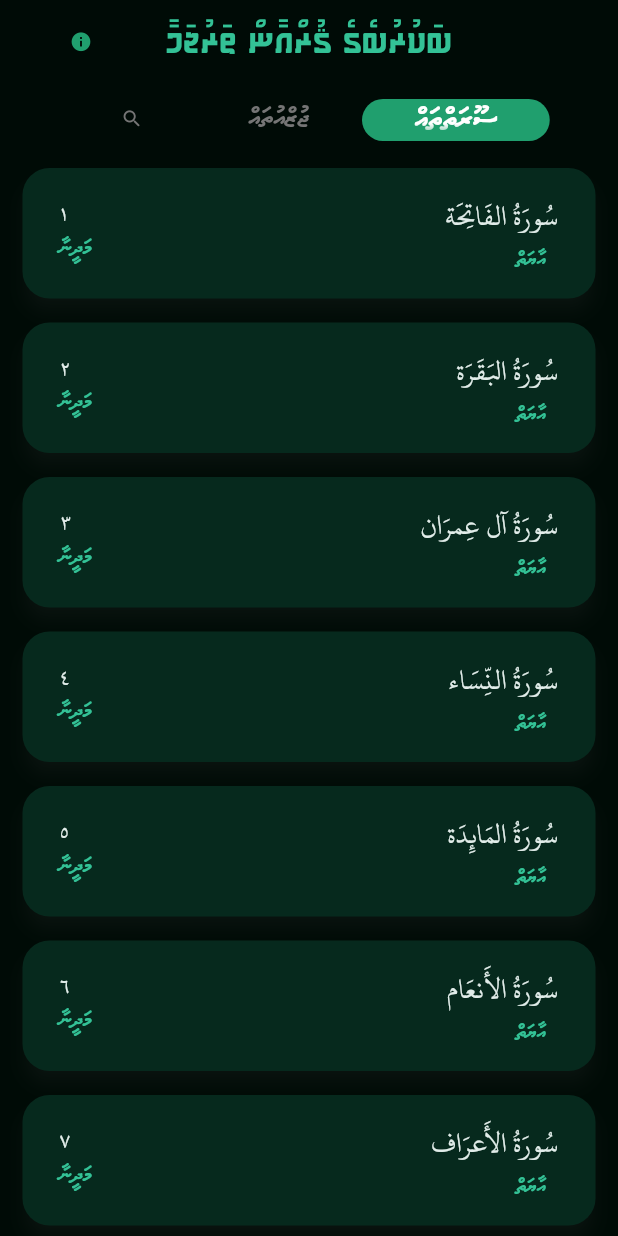
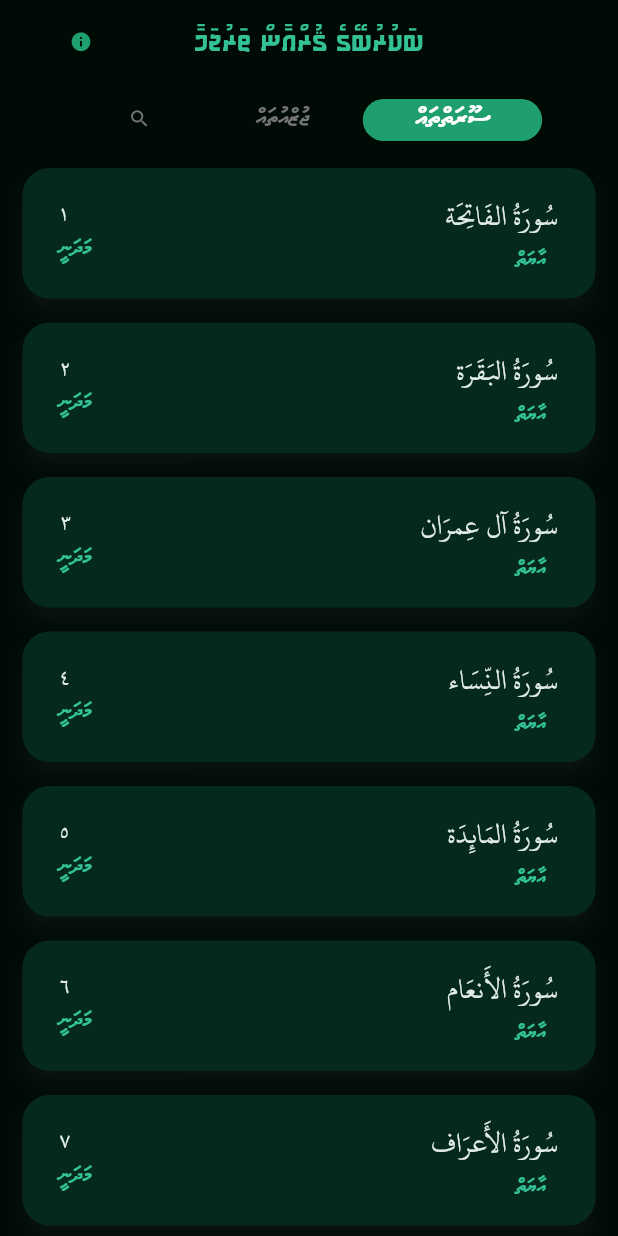
Before and after one commit to ahsam-hs/bakurubey_tharujama, a Flutter app: the screen it shows after launch, on a phone screen of 412 x 824 dp. Run offline on Flutter 3.47's test engine with Material 2 defaults, Android fonts, the phone set to English and light mode, and no system bars; our stand-ins replace expandable; missing offline and left inert: quran, splash_screen_view; Roboto replaces fonts that are missing (times).

Commit message:
icon added

```diff
--- a/lib/main.dart
+++ b/lib/main.dart
@@ -34,13 +34,13 @@ class _MyAppState extends State<MyApp> {
           indicatorSize: TabBarIndicatorSize.tab,
           labelStyle: const TextStyle(
             fontFamily: 'Waheed',
-            fontSize: 20.0,
+            fontSize: 18.0,
           ),
           labelPadding: const EdgeInsets.symmetric(horizontal: 35.0),
           labelColor: Colors.white,
           unselectedLabelStyle: const TextStyle(
             fontFamily: 'Waheed',
-            fontSize: 18.0,
+            fontSize: 16.0,
           ),
         ),
         appBarTheme: AppBarTheme(
@@ -50,7 +50,7 @@ class _MyAppState extends State<MyApp> {
           titleTextStyle: TextStyle(
             color: primeColor,
             fontFamily: 'Midhili',
-            fontSize: 25,
+            fontSize: 20,
           ),
           centerTitle: true,
         ),
@@ -59,11 +59,11 @@ class _MyAppState extends State<MyApp> {
         duration: 2000,
         imageSrc: 'images/Logo.png',
         backgroundColor: Colors.black,
-        text: title,
+        // text: title,
         textStyle: const TextStyle(
           fontFamily: 'Midhili',
           color: Colors.white,
-          fontSize: 22,
+          fontSize: 18,
         ),
         navigateRoute: MyHomePage(title: title),
       ),
--- a/lib/screens/surah_list.dart
+++ b/lib/screens/surah_list.dart
@@ -79,8 +79,8 @@ class _SurahListState extends State<SurahList> {
                             ),
                             Text(
                               quran.getPlaceOfRevelation(count + 1) == "Makkah"
-                                  ? "މައްކާ"
-                                  : "މަދީނާ",
+                                  ? "މައްކީ"
+                                  : "މަދަނީ",
                               style: TextStyle(
                                   color: Theme.of(context).primaryColor,
                                   fontFamily: 'Waheed',
--- a/lib/style_elements.dart
+++ b/lib/style_elements.dart
@@ -14,7 +14,7 @@ Color errorMessageBG = Color(0xda9f5520);
 Color telegramColor = Color(0xff259cd8);
 
 // Strings
-String title = 'ބަކުރުބެގެ ޤުރްއާން ތަރުޖަމާ';
+String title = 'ބަކުރުބޭގެ ޤުރްއާން ތަރުޖަމާ';
 String ayai = 'އާޔަތް';
 String ijmaalee = 'އިޖްމާލީ މާނަ';
 String lafzee = 'ލަފްޒީ މާނަ';
--- a/pubspec.yaml
+++ b/pubspec.yaml
@@ -42,6 +42,7 @@ flutter:
     - assets/surah_table.json
     - assets/juz_table.json
     - images/Logo.png
+    - images/playstore.png
 
   fonts:
     - family: Uthmanic
```
Also changed, not shown: 6 other files.
